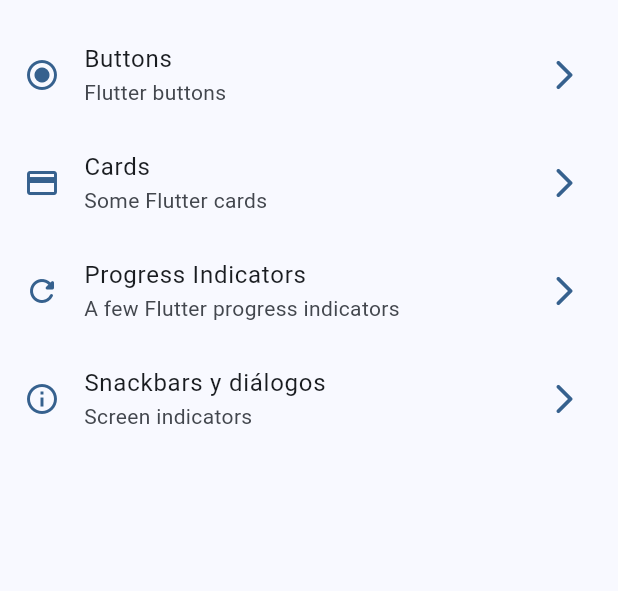
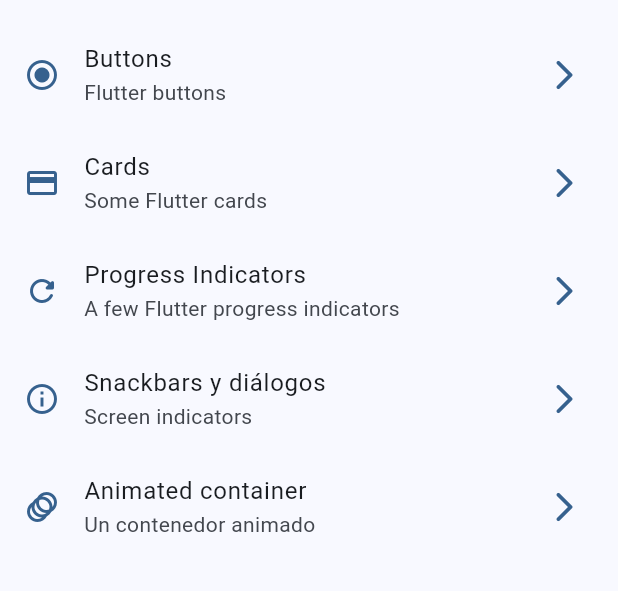
Before and after one commit to carlosmdez/widgets_app, a Flutter app: the screen it shows after launch, on a phone screen of 412 x 824 dp, the part 63-654 px from its top. Run offline on Flutter 3.47's test engine with Material 3 defaults, Android fonts, the phone set to English and light mode, and no system bars; our stand-ins replace go_router.

Commit message:
Add animated container menu item and screen

```diff
--- a/lib/config/menu/menu_item.dart
+++ b/lib/config/menu/menu_item.dart
@@ -39,4 +39,10 @@ const appMenuItems = <MenuItem>[
     route: '/snackbar',
     icon: Icons.info_outline,
   ),
+  MenuItem(
+    title: 'Animated container',
+    subTitle: 'Un contenedor animado',
+    route: '/animated',
+    icon: Icons.animation,
+  ),
 ];
```
Also changed, not shown: lib/screens/animated_screen.dart (+46 -2 lines).
